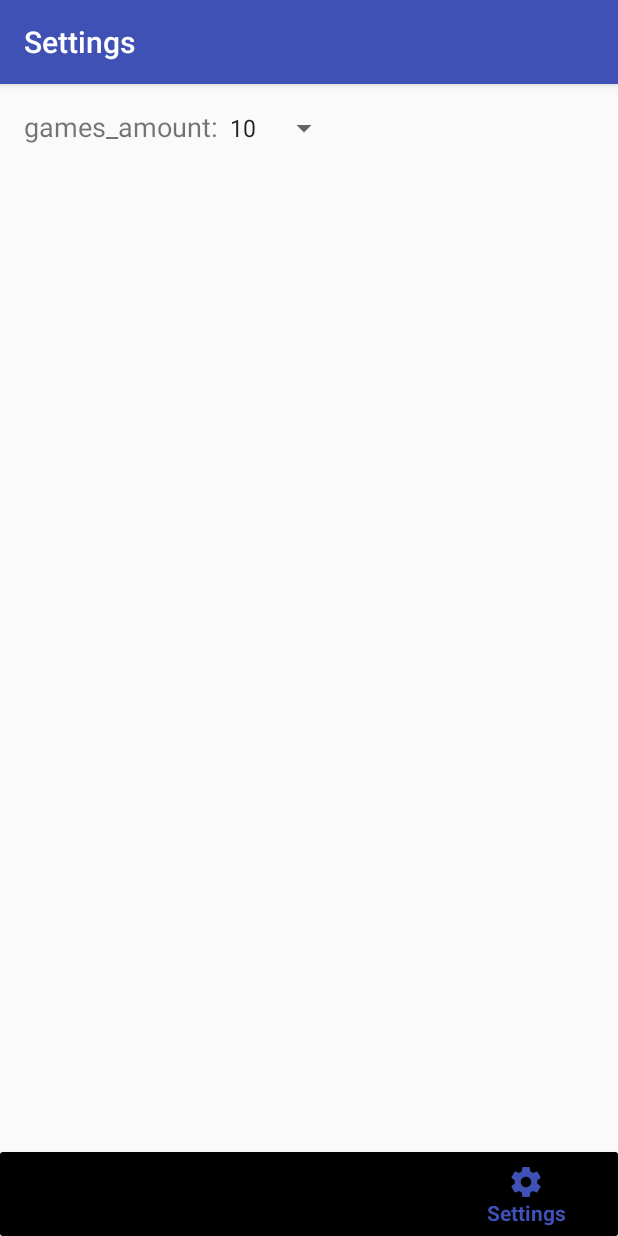
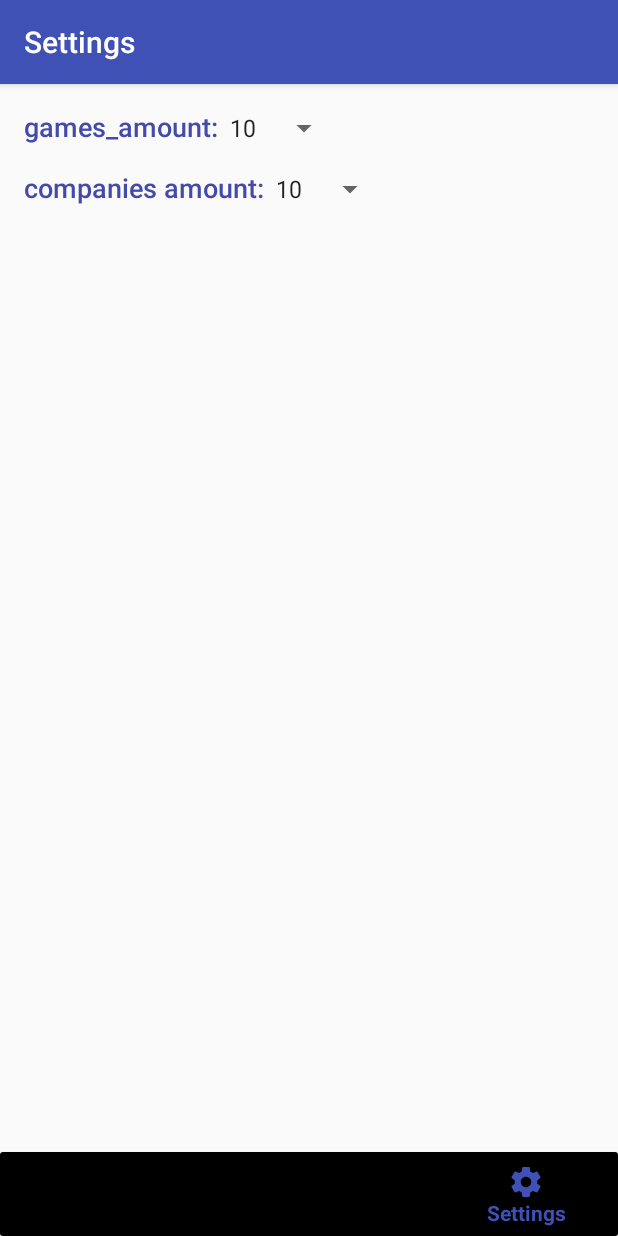
Before and after one commit to ArchkWay/GamesInfo, an Android app: the fragment CompaniesFragment placed in its activity, item 4 of the bottom bar chosen, on a phone screen of 412 x 824 dp. Run offline under Robolectric (Android 15) with nearby library versions, the phone set to English and light mode, and no system bars; our stand-ins replace Picasso; pictures from the network do not load; 6 statements that could not run were skipped.

Commit message:
add: CompaniesFragment, CompaniesAdapter, CompanyDetailes. Improve:Setting Fragment

```diff
--- a/app/src/main/AndroidManifest.xml
+++ b/app/src/main/AndroidManifest.xml
@@ -22,6 +22,8 @@
         </activity>
 
         <activity android:name=".gamedetails.GameDetailsActivity"/>
+        <activity android:name=".companydetails.CompanyDetailsActivity"/>
+
 
         <activity android:name=".search.GamesSearchActivity"/>
     </application>
--- a/app/src/main/java/com/example/archek/geyms/CompaniesFragment.java
+++ /dev/null
@@ -1,23 +0,0 @@
-package com.example.archek.geyms;
-
-import android.os.Bundle;
-import android.support.annotation.NonNull;
-import android.support.annotation.Nullable;
-import android.support.v4.app.Fragment;
-import android.view.LayoutInflater;
-import android.view.View;
-import android.view.ViewGroup;
-
-public class CompaniesFragment extends Fragment {
-
-    @Nullable
-    @Override
-    public View onCreateView(@NonNull LayoutInflater inflater, @Nullable ViewGroup container, @Nullable Bundle savedInstanceState) {
-        return inflater.inflate(R.layout.fragment_companies, container, false);
-    }
-
-    @Override
-    public void onViewCreated(@NonNull View view, @Nullable Bundle savedInstanceState) {
-
-    }
-}
--- a/app/src/main/java/com/example/archek/geyms/MainActivity.java
+++ b/app/src/main/java/com/example/archek/geyms/MainActivity.java
@@ -6,14 +6,11 @@ import android.support.annotation.Nullable;
 import android.support.design.widget.BottomNavigationView;
 import android.support.v4.app.Fragment;
 import android.support.v7.app.AppCompatActivity;
-import android.util.Log;
 import android.view.MenuItem;
 
-import com.example.archek.geyms.network.GbObjectResponse;
+import com.example.archek.geyms.companies.CompaniesFragment;
 import com.example.archek.geyms.games.GamesFragment;
 import com.example.archek.geyms.settings.SettingsFragment;
-import com.google.gson.Gson;
-import com.google.gson.GsonBuilder;
 
 public class MainActivity extends AppCompatActivity implements BottomNavigationView.OnNavigationItemSelectedListener {
 
--- a/app/src/main/java/com/example/archek/geyms/PrefsConst.java
+++ b/app/src/main/java/com/example/archek/geyms/PrefsConst.java
@@ -4,4 +4,5 @@ public interface PrefsConst {
 
     int SETTING_DEFAULT_AMOUNT = 10;
     String SETTINGS_GAME_AMOUNT = "SETTINGS_GAMES_AMOUNT";
+    String SETTINGS_COMPANIES_AMOUNT = "SETTINGS_COMPANIES_AMOUNT";
 }
--- /dev/null
+++ b/app/src/main/java/com/example/archek/geyms/companies/CompaniesFragment.java
@@ -0,0 +1,152 @@
+package com.example.archek.geyms.companies;
+
+import android.content.Intent;
+import android.content.SharedPreferences;
+import android.os.Bundle;
+import android.preference.PreferenceManager;
+import android.support.annotation.NonNull;
+import android.support.annotation.Nullable;
+import android.support.v4.app.Fragment;
+import android.support.v7.widget.LinearLayoutManager;
+import android.support.v7.widget.RecyclerView;
+import android.support.v7.widget.Toolbar;
+import android.util.Log;
+import android.view.LayoutInflater;
+import android.view.MenuItem;
+import android.view.View;
+import android.view.ViewGroup;
+import android.widget.ProgressBar;
+import android.widget.Toast;
+
+import com.example.archek.geyms.PrefsConst;
+import com.example.archek.geyms.R;
+import com.example.archek.geyms.companydetails.CompanyDetailsActivity;
+import com.example.archek.geyms.gamedetails.GameDetailsActivity;
+import com.example.archek.geyms.games.GamesAdapter;
+import com.example.archek.geyms.network.GbObjectResponse;
+import com.example.archek.geyms.network.GbObjectsListResponse;
+import com.example.archek.geyms.network.GiantBombService;
+import com.example.archek.geyms.network.RestApi;
+import com.example.archek.geyms.search.GamesSearchActivity;
+
+import java.util.Random;
+
+import retrofit2.Call;
+import retrofit2.Callback;
+import retrofit2.Response;
+
+public class CompaniesFragment extends Fragment implements Toolbar.OnMenuItemClickListener, CompaniesAdapter.Callback {
+
+    private static final int TOTAL_COMPANIES_AMOUNT = 16855;
+
+    private GiantBombService service = RestApi.creteService( GiantBombService.class );
+    private Random random = new Random(  );
+    private CompaniesAdapter adapter = new CompaniesAdapter( this  );
+    private RecyclerView rvCompanies;
+    private ProgressBar progressBar;
+    @Nullable private Call<GbObjectsListResponse> call;
+    private int companiesAmount;
+
+    @Nullable
+    @Override
+    public View onCreateView(@NonNull LayoutInflater inflater, @Nullable ViewGroup container, @Nullable Bundle savedInstanceState) {
+        return inflater.inflate(R.layout.fragment_companies, container, false);
+    }
+
+    @Override
+    public void onViewCreated(@NonNull View view, @Nullable Bundle savedInstanceState) {
+        SharedPreferences preferences = PreferenceManager.getDefaultSharedPreferences( getContext() );
+        companiesAmount = preferences.getInt( PrefsConst.SETTINGS_COMPANIES_AMOUNT, PrefsConst.SETTING_DEFAULT_AMOUNT );
+        setupToolbar(view);
+        setupRecyclerView(view);
+        progressBar = view.findViewById( R.id.progressBar );
+//        view.findViewById( R.id.fabSearch ).setOnClickListener( new View.OnClickListener() {
+//            @Override
+//            public void onClick(View v) {
+//                startActivity( new Intent( getContext(), GamesSearchActivity.class ) );
+//            }
+//        } );
+        loadRandomCompanies();
+       }
+
+    @Override
+    public void onCompanyClick(GbObjectResponse company){
+        Intent intent = CompanyDetailsActivity.makeIntent(getContext(),company);
+        startActivity( intent );
+    }
+
+    private void loadRandomCompanies(){
+        if(call != null && call.isExecuted()){
+            return;
+        }
+        showLoading();
+        int offset = random.nextInt(TOTAL_COMPANIES_AMOUNT-companiesAmount+1);
+        call =service.getCompanies( companiesAmount, offset );
+        Log.d("33_", toString());
+        //noinspection ConstantConditions
+        call.enqueue( new Callback <GbObjectsListResponse>() {
+            @Override
+            public void onResponse(Call<GbObjectsListResponse> call, Response <GbObjectsListResponse> response) {
+                Log.d("33_", toString());
+                showContent();
+                CompaniesFragment.this.call = call.clone();
+                GbObjectsListResponse gbObjectsListResponse = response.body();
+                if(gbObjectsListResponse != null){
+                    adapter.replaceAll( gbObjectsListResponse.getResults() );
+                }
+            }
+
+            @Override
+            public void onFailure(Call <GbObjectsListResponse> call, Throwable t) {
+                showContent();
+                if(call.isCanceled()){
+                    Toast.makeText( getContext(), R.string.error, Toast.LENGTH_SHORT ).show();
+
+                }
+            }
+        } );
+    }
+
+    @Override
+    public void onDestroyView(){
+        super.onDestroyView();
+        if (call != null) {
+            call.cancel();
+        }
+    }
+
+    private void showLoading(){
+    rvCompanies.setVisibility( View.GONE );
+    progressBar.setVisibility( View.VISIBLE );
+    }
+
+    private void showContent(){
+        progressBar.setVisibility( View.GONE );
+        rvCompanies.setVisibility(View.VISIBLE);
+
+    }
+
+    private void setupToolbar(View view) {
+        Toolbar toolbar = view.findViewById(R.id.toolbar);
+        toolbar.setTitle(R.string.companies);
+        toolbar.inflateMenu(R.menu.menu_games);
+        toolbar.setOnMenuItemClickListener(this);
+
+    }
+
+    private void setupRecyclerView(View view) {
+        rvCompanies = view.findViewById(R.id.rvCompanies);
+        RecyclerView.LayoutManager layoutManager = new LinearLayoutManager(getContext());
+        rvCompanies.setLayoutManager(layoutManager);
+        rvCompanies.setAdapter(adapter);
+    }
+
+    @Override
+    public boolean onMenuItemClick(MenuItem item) {
+        if (item.getItemId() == R.id.refresh) {
+            loadRandomCompanies();
+            return true;
+        }
+        return false;
+    }
+}
--- a/app/src/main/java/com/example/archek/geyms/network/GiantBombService.java
+++ b/app/src/main/java/com/example/archek/geyms/network/GiantBombService.java
@@ -17,4 +17,10 @@ public interface GiantBombService {
     @GET("search/?api_key=0a80e1bbb07356d3658e6413b066b13824764567&format=json&field_list=name,image,deck,guid&resources=game")
     Call<GbObjectsListResponse> searchGames(@Query("query") String query,@Query( "limit" ) int limit);
 
+    @GET("companies/?api_key=0a80e1bbb07356d3658e6413b066b13824764567&format=json&field_list=name,image,deck,location_country,location_city&resources=game")
+    Call<GbObjectsListResponse> getCompanies(@Query( "limit" ) int limit, @Query( "offset" ) int offset);
+
+    @GET("company/{guid}/?api_key=0a80e1bbb07356d3658e6413b066b13824764567&format=json&field_list=description")
+    Call<GbSingleObjectResponse> getCompanyDetails(@Path("guid") String guid);
+
 }
--- a/app/src/main/java/com/example/archek/geyms/settings/SettingsFragment.java
+++ b/app/src/main/java/com/example/archek/geyms/settings/SettingsFragment.java
@@ -23,11 +23,14 @@ import java.lang.reflect.Array;
 import java.util.Arrays;
 import java.util.List;
 
+import static com.example.archek.geyms.PrefsConst.SETTINGS_COMPANIES_AMOUNT;
+
 public class SettingsFragment extends Fragment {
 
     private SharedPreferences prefs;
     private SharedPreferences.Editor prefsEditor;
     private Spinner spGamesAmount;
+    private Spinner spCompaniesAmount;
 
     @Nullable
     @Override
@@ -43,6 +46,7 @@ public class SettingsFragment extends Fragment {
         prefsEditor = prefs.edit();
         ((Toolbar) view.findViewById( R.id.toolbar )).setTitle( R.string.settings );
         spGamesAmount = view.findViewById( R.id.spGamesAmount );
+        spCompaniesAmount = view.findViewById( R.id.spCompaniesAmount );
         setOnItemSelectedListeners();
         setSelections();
     }
@@ -50,6 +54,8 @@ public class SettingsFragment extends Fragment {
     private void setSelections() {
         int gamesAmount = prefs.getInt( PrefsConst.SETTINGS_GAME_AMOUNT,PrefsConst.SETTING_DEFAULT_AMOUNT );
         spGamesAmount.setSelection(getAmountIndex( gamesAmount ));
+        int companiesAmount = prefs.getInt( PrefsConst.SETTINGS_COMPANIES_AMOUNT,PrefsConst.SETTING_DEFAULT_AMOUNT );
+        spCompaniesAmount.setSelection(getAmountIndex( companiesAmount ));
     }
 
     private int getAmountIndex(int amount) {
@@ -62,6 +68,16 @@ public class SettingsFragment extends Fragment {
 
 
     private void setOnItemSelectedListeners(){
+        spCompaniesAmount.setOnItemSelectedListener( new AdapterView.OnItemSelectedListener() {
+            @Override
+            public void onItemSelected(AdapterView <?> parent, View view, int position, long id) {
+                String amountString = parent.getItemAtPosition( position ).toString();
+                int amountInt = Integer.parseInt( amountString );
+                prefsEditor.putInt( PrefsConst.SETTINGS_COMPANIES_AMOUNT, amountInt ).apply();
+            }
+            @Override
+            public void onNothingSelected(AdapterView<?> parent){ }
+        });
         spGamesAmount.setOnItemSelectedListener( new AdapterView.OnItemSelectedListener() {
             @Override
             public void onItemSelected(AdapterView <?> parent, View view, int position, long id) {
--- a/app/src/main/res/layout/fragment_settings.xml
+++ b/app/src/main/res/layout/fragment_settings.xml
@@ -34,7 +34,9 @@
                     android:layout_height="wrap_content"
                     android:layout_weight="1"
                     android:textSize="18sp"
+                    android:fontFamily="sans-serif-medium"
                     android:text="@string/games_amount"
+                    android:textColor="#444AAA"
                     />
 
                 <Spinner
@@ -45,7 +47,34 @@
                     />
 
 
+
                 </LinearLayout>
+
+            <LinearLayout
+                android:layout_width="wrap_content"
+                android:layout_height="wrap_content"
+                android:orientation="horizontal"
+                android:layout_marginTop="16dp"
+                >
+
+                <TextView
+                    android:layout_width="0dp"
+                    android:layout_height="wrap_content"
+                    android:layout_weight="1"
+                    android:textSize="18sp"
+                    android:fontFamily="sans-serif-medium"
+                    android:text="@string/companies_amount"
+                    android:textColor="#444AAA"
+                    />
+
+                <Spinner
+                    android:id="@+id/spCompaniesAmount"
+                    android:layout_width="wrap_content"
+                    android:layout_height="wrap_content"
+                    android:entries="@array/amount_options"
+                    />
+            </LinearLayout>
+
             </LinearLayout>
     </ScrollView>
 </FrameLayout>
--- a/app/src/main/res/values/strings.xml
+++ b/app/src/main/res/values/strings.xml
@@ -9,4 +9,5 @@
     <string name="error">Error</string>
     <string name="search">search</string>
     <string name="games_amount">games_amount:</string>
+    <string name="companies_amount">companies amount:</string>
 </resources>
```
Also changed, not shown: app/src/main/java/com/example/archek/geyms/companies/CompaniesAdapter.java (added, +93 -0 lines), app/src/main/java/com/example/archek/geyms/companydetails/CompanyDetailsActivity.java (added, +134 -0 lines), app/src/main/java/com/example/archek/geyms/network/GbObjectResponse.java (+9 -3 lines), app/src/main/res/layout/activity_company_details.xml (added, +99 -0 lines), app/src/main/res/layout/fragment_companies.xml (+19 -5 lines), app/src/main/res/layout/item_company.xml (added, +93 -0 lines).
